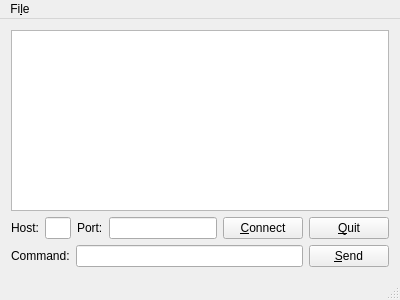
Before: the Qt Designer form gui/monitor/mainwindow.ui in hackerspace/hacked_cnc, drawn with Qt 5.
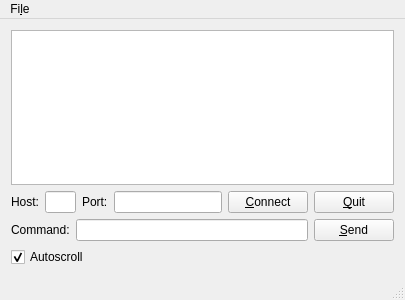
After: the same form once the commit is applied.

Commit message: gui monitor: add autoscroll

Diff of the .ui file:
```diff
--- a/gui/monitor/mainwindow.ui
+++ b/gui/monitor/mainwindow.ui
@@ -6,7 +6,7 @@
    <rect>
     <x>0</x>
     <y>0</y>
-    <width>400</width>
+    <width>405</width>
     <height>300</height>
    </rect>
   </property>
@@ -87,6 +87,16 @@
       </item>
      </layout>
     </item>
+    <item>
+     <widget class="QCheckBox" name="autoscroll">
+      <property name="text">
+       <string>Autoscroll</string>
+      </property>
+      <property name="checked">
+       <bool>true</bool>
+      </property>
+     </widget>
+    </item>
    </layout>
   </widget>
   <widget class="QMenuBar" name="menuBar">
@@ -94,7 +104,7 @@
     <rect>
      <x>0</x>
      <y>0</y>
-     <width>400</width>
+     <width>405</width>
      <height>19</height>
     </rect>
    </property>
```
The commit also changes 1 other file.
